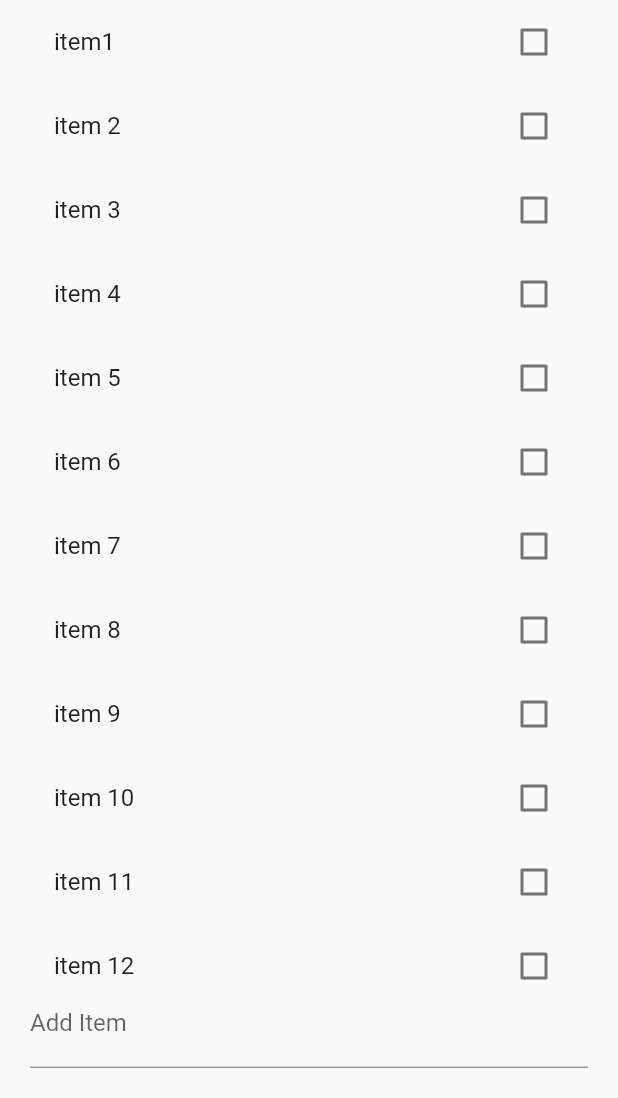
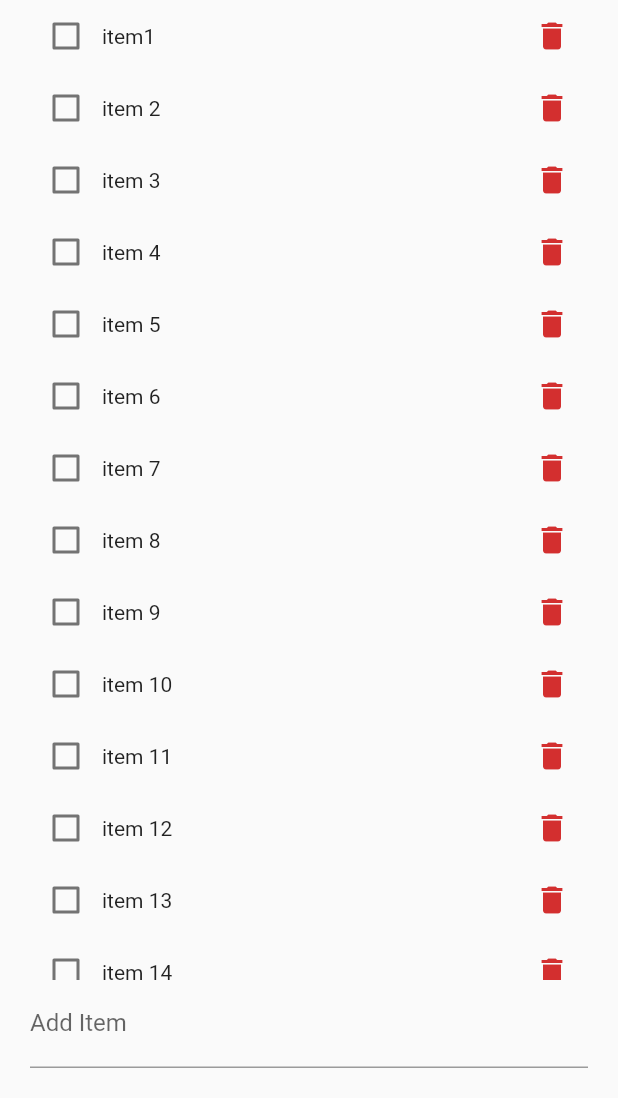
Before and after one commit to atrifyllis/todo, a Flutter app: the screen it shows after launch, on a phone screen of 412 x 824 dp, the part 138-1236 px from its top. Run offline on Flutter 3.47's test engine with Material 2 defaults, Android fonts, the phone set to English and light mode, and no system bars; our stand-ins replace flutter_redux, redux; missing offline and left inert: redux_logging, redux_remote_devtools; generated files the repository leaves out were written again.

Commit message:
implement delete todo functionality & replace CheckboxListTile with Row

```diff
--- a/lib/todos/model/actions.dart
+++ b/lib/todos/model/actions.dart
@@ -1,7 +1,8 @@
 import 'package:json_annotation/json_annotation.dart';
+import 'todo.dart';
 
-import 'todo.dart';
 part 'actions.g.dart';
+
 @JsonSerializable()
 class TodosLoadedAction {
   final List<Todo> todos;
@@ -55,3 +56,16 @@ class ItemAddedAction {
     return 'ItemAddedAction{itemText: $itemText}';
   }
 }
+
+class ItemDeletedAction {
+  final String todoId;
+
+  ItemDeletedAction(this.todoId);
+
+  @override
+  String toString() {
+    return 'ItemDeletedAction{todoId: $todoId}';
+  }
+
+
+}
--- a/lib/todos/model/todos_reducer.dart
+++ b/lib/todos/model/todos_reducer.dart
@@ -14,6 +14,7 @@ final todosReducer = combineReducers<List<Todo>>([
   TypedReducer<List<Todo>, TodoUpdatedAction>(_setUpdatedTodo),
   TypedReducer<List<Todo>, TodoOrderChangedAction>(_setOrderChangedTodo),
   TypedReducer<List<Todo>, ItemAddedAction>(_setItemAdded),
+  TypedReducer<List<Todo>, ItemDeletedAction>(_setItemDeleted),
 ]);
 
 List<Todo> _setLoadedTodos(List<Todo> todos, TodosLoadedAction action) {
@@ -49,3 +50,7 @@ List<Todo> _setOrderChangedTodo(
 List<Todo> _setItemAdded(List<Todo> todos, ItemAddedAction action) {
   return List.from(todos)..add(Todo(Uuid().v4(), action.itemText));
 }
+
+List<Todo> _setItemDeleted(List<Todo> todos, ItemDeletedAction action) {
+  return todos.where((todo) => todo.id != action.todoId).toList();
+}
--- a/lib/todos/widget/todo_list.dart
+++ b/lib/todos/widget/todo_list.dart
@@ -1,3 +1,4 @@
+import 'package:flutter/cupertino.dart';
 import 'package:flutter/material.dart';
 import 'package:todo/todos/widget/AddItemTextField.dart';
 
@@ -8,14 +9,11 @@ class TodoList extends StatelessWidget {
   final Function onValueChanged;
   final Function onOrderChanged;
   final Function onItemAdded;
+  final Function onItemDeleted;
 
 
   const TodoList(
-      {Key key,
-      this.todos,
-      this.onValueChanged,
-      this.onOrderChanged,
-      this.onItemAdded})
+      {Key key, this.todos, this.onValueChanged, this.onOrderChanged, this.onItemAdded, this.onItemDeleted})
       : super(key: key);
 
   @override
@@ -24,7 +22,7 @@ class TodoList extends StatelessWidget {
       children: <Widget>[
         Expanded(
           child: ReorderableListView(
-            children: _buildTodoRows(),
+            children: _buildTodoRows(context),
             onReorder: (int oldIndex, int newIndex) {
               onOrderChanged(todos[oldIndex], oldIndex, newIndex);
             },
@@ -35,17 +33,28 @@ class TodoList extends StatelessWidget {
     );
   }
 
-  CheckboxListTile _buildTodoRow(Todo todo) {
-    return CheckboxListTile(
-        key: UniqueKey(),
-        title: Text(todo.name),
-        value: todo.done,
-        onChanged: (complete) {
+  Row _buildTodoRow(Todo todo, BuildContext context) {
+    return Row(
+      key: UniqueKey(),
+      children: <Widget>[
+        Checkbox(value: todo.done, onChanged: (complete) {
           onValueChanged(todo, complete);
-        });
+        },),
+        Text(todo.name),
+        Spacer(),
+        IconButton(
+            color: Theme.of(context).errorColor,
+            highlightColor: Theme.of(context).accentColor,
+            splashColor: Theme.of(context).accentColor,
+            icon: Icon(Icons.delete),
+            onPressed: () {
+              onItemDeleted(todo.id);
+            }),
+      ],
+    );
   }
 
-  List<CheckboxListTile> _buildTodoRows() {
-    return todos.map((todo) => _buildTodoRow(todo)).toList();
+  List<Row> _buildTodoRows(BuildContext context) {
+    return todos.map((todo) => _buildTodoRow(todo, context)).toList();
   }
 }
--- a/lib/todos/widget/todo_list_container.dart
+++ b/lib/todos/widget/todo_list_container.dart
@@ -19,6 +19,7 @@ class TodoListContainer extends StatelessWidget {
           onValueChanged: vm.onValueChanged,
           onOrderChanged: vm.onOrderChanged,
           onItemAdded: vm.onItemAdded,
+          onItemDeleted: vm.onItemDeleted,
         );
       },
     );
@@ -30,12 +31,10 @@ class _ViewModel {
   final Function(Todo, bool) onValueChanged;
   final Function(Todo, int, int) onOrderChanged;
   final Function(String) onItemAdded;
+  final Function(String) onItemDeleted;
 
   _ViewModel(
-      {@required this.todos,
-      @required this.onValueChanged,
-      this.onOrderChanged,
-      this.onItemAdded});
+      {@required this.todos, @required this.onValueChanged, this.onOrderChanged, this.onItemAdded, this.onItemDeleted});
 
   static _ViewModel fromStore(Store<AppState> store) {
     return _ViewModel(
@@ -50,6 +49,9 @@ class _ViewModel {
         },
         onItemAdded: (itemText) {
           store.dispatch(ItemAddedAction(itemText));
+        },
+        onItemDeleted: (todId) {
+          store.dispatch(ItemDeletedAction(todId));
         });
   }
 }
```
